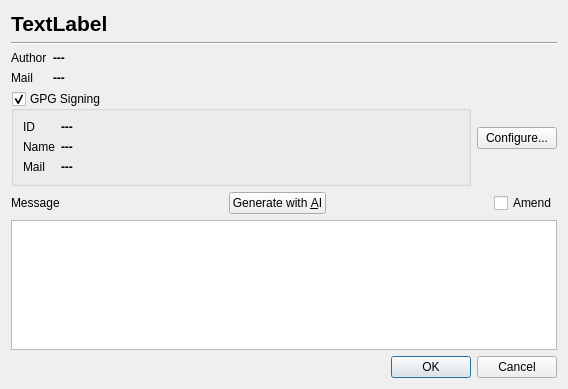
First picture: the form in src/CommitDialog.ui, repository soramimi/Guitar, before the edit.
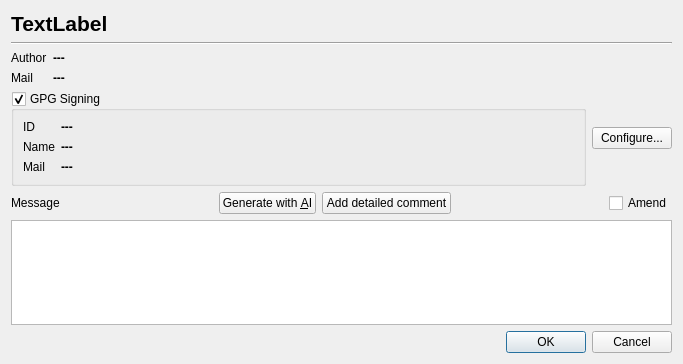
Second picture: the form after the edit.

Commit message:
Implement detailed comment generation in CommitMessageGenerator
Adds a new background thread class `GenerateCommitMessageThread` to handle generating commit messages and detailed comments asynchronously.
The commit dialog now uses this thread to request message generation without blocking the UI.
Enables generating a supplemental detailed comment to explain more about the commit message.
Refactors the `CommitMessageGenerator` to support different prompt types for commit messages and detailed comments.

Diff of the .ui file:
```diff
--- a/src/CommitDialog.ui
+++ b/src/CommitDialog.ui
@@ -6,8 +6,8 @@
    <rect>
     <x>0</x>
     <y>0</y>
-    <width>568</width>
-    <height>389</height>
+    <width>683</width>
+    <height>364</height>
    </rect>
   </property>
   <property name="windowTitle">
@@ -230,6 +230,13 @@
        </property>
       </widget>
      </item>
+     <item>
+      <widget class="QPushButton" name="pushButton_generate_detailed_comment">
+       <property name="text">
+        <string>Add detailed comment</string>
+       </property>
+      </widget>
+     </item>
      <item>
       <spacer name="horizontalSpacer_3">
        <property name="orientation">
```
Left out of the diff: 1 changed line with no effect on the pictures. The commit also changes 9 other files.
